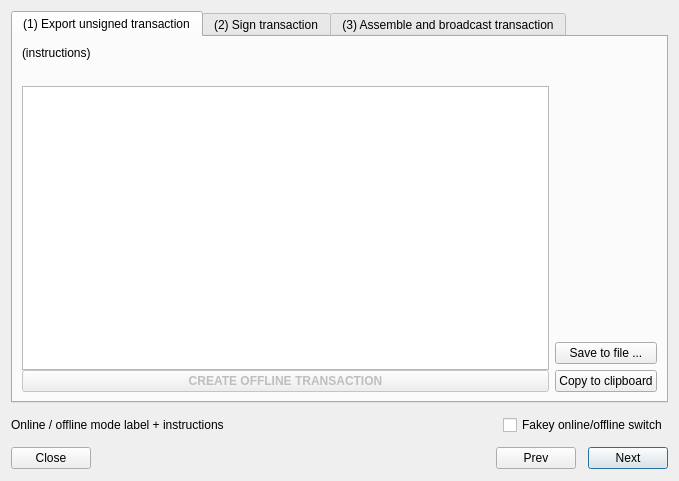
Qt form src/qt/forms/offlinetransactionsdialog.ui (gwillen/bitcoin) before a commit.
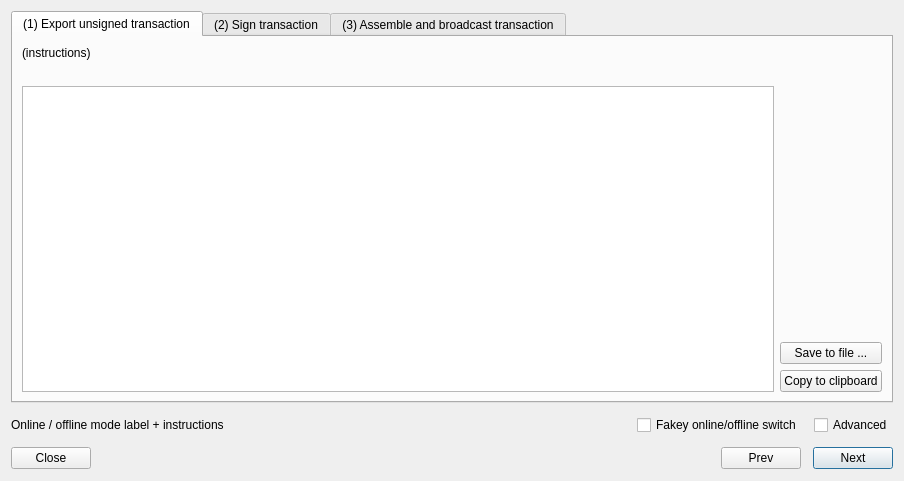
The same form after that commit. The open tabs and pages were chosen to show the change.

Commit message: WIP: before hacking out online/offline stuff for demo

Diff of the .ui file:
```diff
--- a/src/qt/forms/offlinetransactionsdialog.ui
+++ b/src/qt/forms/offlinetransactionsdialog.ui
@@ -6,7 +6,7 @@
    <rect>
     <x>0</x>
     <y>0</y>
-    <width>679</width>
+    <width>904</width>
     <height>481</height>
    </rect>
   </property>
@@ -94,22 +94,6 @@
                  </property>
                 </widget>
                </item>
-               <item>
-                <widget class="QPushButton" name="createOfflineTransactionButton">
-                 <property name="enabled">
-                  <bool>false</bool>
-                 </property>
-                 <property name="font">
-                  <font>
-                   <weight>75</weight>
-                   <bold>true</bold>
-                  </font>
-                 </property>
-                 <property name="text">
-                  <string>CREATE OFFLINE TRANSACTION</string>
-                 </property>
-                </widget>
-               </item>
               </layout>
              </item>
              <item>
@@ -505,6 +489,19 @@
        </property>
       </widget>
      </item>
+     <item>
+      <spacer name="horizontalSpacer_4">
+       <property name="orientation">
+        <enum>Qt::Horizontal</enum>
+       </property>
+       <property name="sizeHint" stdset="0">
+        <size>
+         <width>40</width>
+         <height>20</height>
+        </size>
+       </property>
+      </spacer>
+     </item>
      <item alignment="Qt::AlignRight">
       <widget class="QCheckBox" name="checkBoxOnlineOffline">
        <property name="text">
@@ -512,6 +509,16 @@
        </property>
       </widget>
      </item>
+     <item>
+      <widget class="QCheckBox" name="checkBoxAdvanced">
+       <property name="layoutDirection">
+        <enum>Qt::LeftToRight</enum>
+       </property>
+       <property name="text">
+        <string>Advanced</string>
+       </property>
+      </widget>
+     </item>
     </layout>
    </item>
    <item>
```
Left out of the diff: 3 changed lines with no effect on the pictures. The commit also changes 2 other files.
